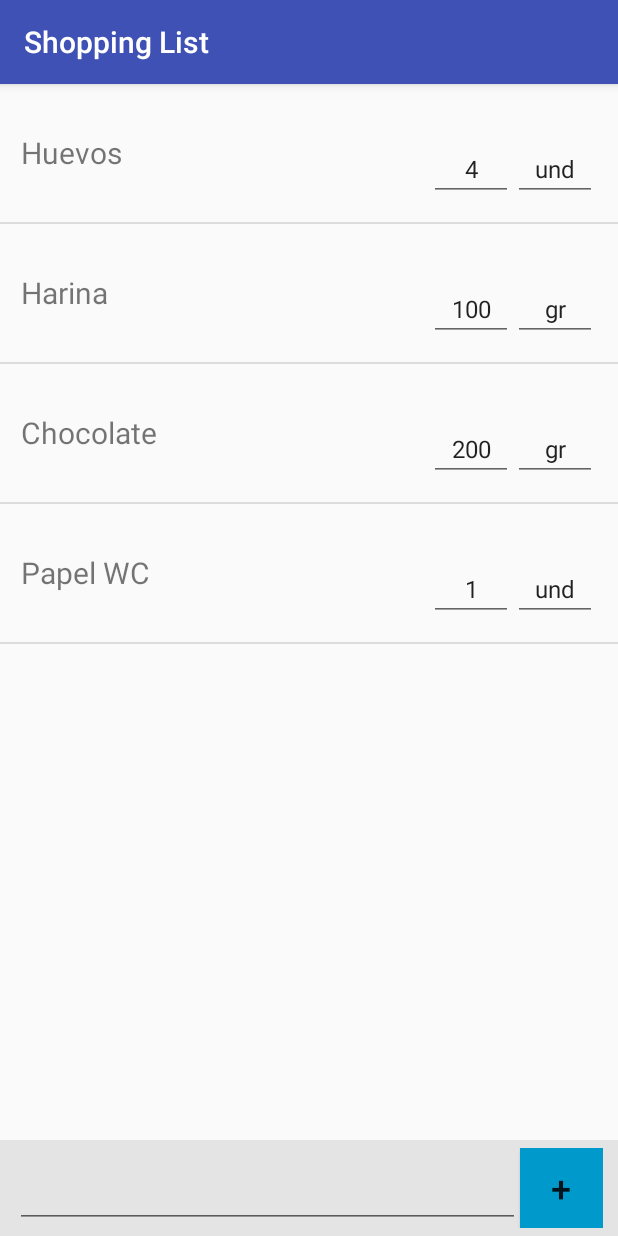
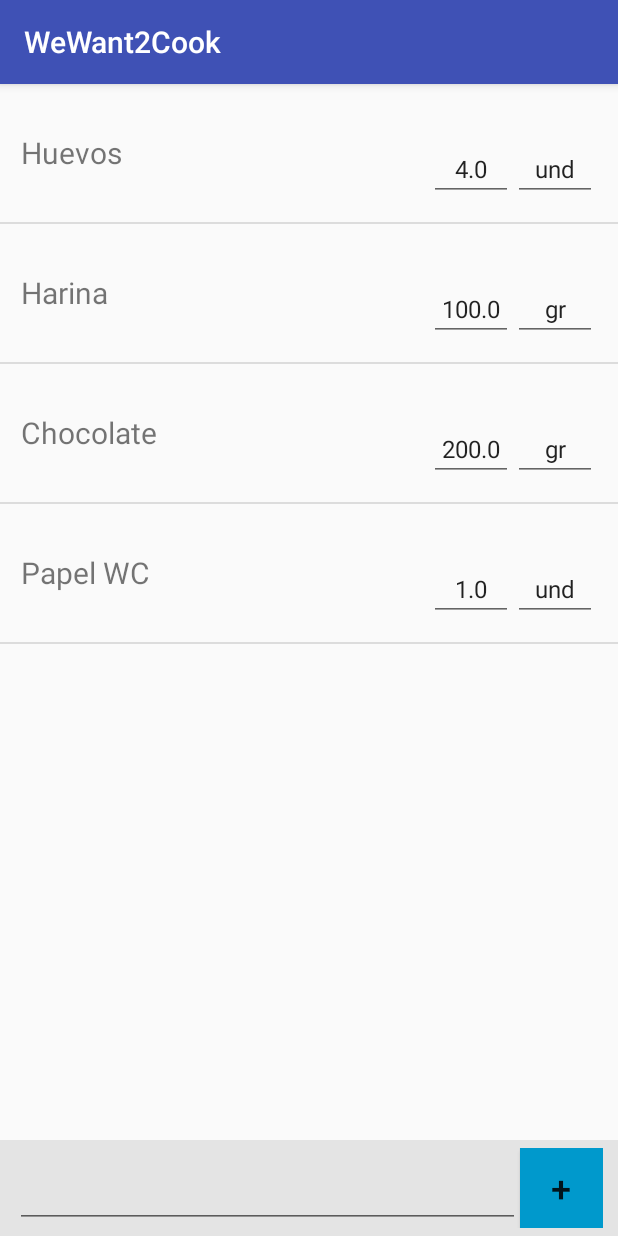
Before and after one commit to jenni-arias/WeWant2Cook, an Android app: the screen it shows after launch (ShoppingListActivity), on a phone screen of 412 x 824 dp. Run offline under Robolectric (Android 15) with nearby library versions, the phone set to English and light mode, and no system bars.

Commit message:
Push correcto con las modificaciones que faltaban.

```diff
--- a/Jenni/app/src/main/AndroidManifest.xml
+++ b/Jenni/app/src/main/AndroidManifest.xml
@@ -11,7 +11,8 @@
         android:theme="@style/AppTheme">
 
         <!-- <activity android:name=".WeWant2CookActivity.ShoppingListActivity"> -->
-        <activity android:name=".ShoppingListActivity">
+        <activity android:name=".ShoppingListActivity"
+            android:label="@string/PreActivity">
             <intent-filter>
                 <action android:name="android.intent.action.MAIN" />
 
@@ -19,6 +20,7 @@
             </intent-filter>
         </activity>
         <activity android:name=".ShoppingItem" />
+
     </application>
 
 </manifest>
--- a/Jenni/app/src/main/java/arias/jenifer/wewant2cook/ShoppingItem.java
+++ b/Jenni/app/src/main/java/arias/jenifer/wewant2cook/ShoppingItem.java
@@ -4,10 +4,10 @@ package arias.jenifer.wewant2cook;
 public class ShoppingItem {
 
     private String nombre;
-    private int cantidad;
+    private float cantidad;
     private String unidades;
 
-    public ShoppingItem(String nombre, int cantidad, String unidades) {
+    public ShoppingItem(String nombre, float cantidad, String unidades) {
         this.nombre = nombre;
         this.cantidad = cantidad;
         this.unidades = unidades;
@@ -21,11 +21,11 @@ public class ShoppingItem {
         this.nombre = text;
     }
 
-    public int getCantidad() {
+    public float getCantidad() {
         return cantidad;
     }
 
-    public void setCantidad(int cantidad) {
+    public void setCantidad(float cantidad) {
         this.cantidad = cantidad;
     }
 
--- a/Jenni/app/src/main/java/arias/jenifer/wewant2cook/ShoppingListActivity.java
+++ b/Jenni/app/src/main/java/arias/jenifer/wewant2cook/ShoppingListActivity.java
@@ -1,9 +1,11 @@
 package arias.jenifer.wewant2cook;
 
 import android.app.AlertDialog;
+import android.content.Context;
 import android.content.DialogInterface;
 import android.support.v7.app.AppCompatActivity;
 import android.os.Bundle;
+import android.util.Log;
 import android.view.KeyEvent;
 import android.view.View;
 import android.widget.AdapterView;
@@ -19,9 +21,14 @@ public class ShoppingListActivity extends AppCompatActivity {
     private ListView shopping_list;
     private Button btn_add;
     private EditText edit_item;
+    private TextView item_nombre;
+
 
     private ArrayList<ShoppingItem> ShoppingList;
     private ShoppingListAdapter shoppinglist_adapter;
+
+    public static Context context;
+
 
     @Override
     protected void onCreate(Bundle savedInstanceState) {
@@ -31,6 +38,7 @@ public class ShoppingListActivity extends AppCompatActivity {
         shopping_list = (ListView) findViewById(R.id.shopping_list);
         btn_add = (Button) findViewById(R.id.btn_add);
         edit_item = (EditText) findViewById(R.id.edit_item);
+        item_nombre =  (TextView) findViewById(R.id.item_nombre);
 
         ShoppingList = new ArrayList<>();
         ShoppingList.add(new ShoppingItem("Huevos", 4, "und"));
@@ -54,7 +62,44 @@ public class ShoppingListActivity extends AppCompatActivity {
 
         shopping_list.setAdapter(shoppinglist_adapter);
 
+     /*   item_nombre.setOnIemLongClickListener(new View.OnLongClickListener() {
+            @Override
+            public boolean onLongClick(View v) {
+                Log.i("jenn", "click");
+               // ShoppingList.remove(item_nombre);
+              //  maybeRemoveItem(pos);
+                return true;
+            }
+        }); */
+
+      /*  shopping_list.setOnItemLongClickListener(new AdapterView.OnItemLongClickListener() {
+            @Override
+            public boolean onItemLongClick(AdapterView<?> list, View item, int pos, long id) {
+                Log.i("jenn", "click");
+                maybeRemoveItem(pos);
+                return true;
+            }
+        });
+*/
     }
+
+  /*  private void maybeRemoveItem(final int pos) {
+        AlertDialog.Builder builder = new AlertDialog.Builder(this);
+        builder.setTitle("Confirmación");
+        String fmt = "Seguro que quieres eliminar este ingrediente?";
+
+        builder.setMessage(String.format(fmt, ShoppingList.get(pos).getNombre()));
+
+        builder.setPositiveButton("Eliminar", new DialogInterface.OnClickListener() {
+            @Override
+            public void onClick(DialogInterface dialogInterface, int i) {
+                ShoppingList.remove(pos);
+                shoppinglist_adapter.notifyDataSetChanged();
+            }
+        });
+        builder.setNegativeButton("Cancelar", null);
+        builder.create().show();
+    } */
 
     private void addItem() {
         String item_text = edit_item.getText().toString();
@@ -65,4 +110,9 @@ public class ShoppingListActivity extends AppCompatActivity {
         }
         shopping_list.smoothScrollToPosition(ShoppingList.size()-1);
     }
+
+    public static Context getAppContext() {
+        return context;
+    }
+
 }
--- a/Jenni/app/src/main/java/arias/jenifer/wewant2cook/ShoppingListAdapter.java
+++ b/Jenni/app/src/main/java/arias/jenifer/wewant2cook/ShoppingListAdapter.java
@@ -1,8 +1,12 @@
 package arias.jenifer.wewant2cook;
 
 import android.content.Context;
+import android.content.DialogInterface;
 import android.support.annotation.NonNull;
 import android.support.annotation.Nullable;
+import android.support.v7.app.AlertDialog;
+import android.util.Log;
+import android.view.KeyEvent;
 import android.view.LayoutInflater;
 import android.view.View;
 import android.view.ViewGroup;
@@ -11,12 +15,14 @@ import android.widget.EditText;
 import android.widget.TextView;
 
 import java.util.List;
+import static java.lang.Float.parseFloat;
 
 /**
  * Created by j.arias.gallego on 09/12/2017.
  */
 
 public class ShoppingListAdapter extends ArrayAdapter<ShoppingItem> {
+
 
     public ShoppingListAdapter (Context context, int resource, List objects) {
         super(context, resource, objects);
@@ -31,15 +37,88 @@ public class ShoppingListAdapter extends ArrayAdapter<ShoppingItem> {
             LayoutInflater inflater = LayoutInflater.from(getContext());
             result = inflater.inflate(R.layout.activity_shopping_item, null);
         }
-        EditText edit_cantidad = result.findViewById(R.id.edit_cantidad);
-        EditText edit_unidades = result.findViewById(R.id.edit_unidades);
-        TextView item_nombre = result.findViewById(R.id.item_nombre);
+        final EditText edit_cantidad = result.findViewById(R.id.edit_cantidad);
+        final EditText edit_unidades = result.findViewById(R.id.edit_unidades);
+        final TextView item_nombre = result.findViewById(R.id.item_nombre);
+        final ShoppingItem item = getItem(position);
 
-        ShoppingItem item = getItem(position);
         item_nombre.setText(item.getNombre());
-        edit_cantidad.setText(String.format("%d", item.getCantidad()));
+        edit_cantidad.setText(Float.toString(item.getCantidad()));
         edit_unidades.setText(item.getUnidades());
+
+        edit_cantidad.setOnEditorActionListener(new TextView.OnEditorActionListener() {
+            @Override
+            public boolean onEditorAction(TextView v, int pos, KeyEvent event) {
+                float cant = parseFloat(edit_cantidad.getText().toString());
+                item.setCantidad(cant);
+                return true;
+            }
+        });
+
+        edit_unidades.setOnEditorActionListener(new TextView.OnEditorActionListener() {
+            @Override
+            public boolean onEditorAction(TextView v, int actionId, KeyEvent event) {
+                String uni = (edit_unidades.getText().toString());
+                item.setUnidades(uni);
+                return true;
+            }
+        });
+
+
+      item_nombre.setOnLongClickListener(new View.OnLongClickListener() {
+          @Override
+          public boolean onLongClick(View v) {
+              Log.e("jenn","longclick clicado");
+              AlertDialog.Builder builder = new AlertDialog.Builder(ShoppingListActivity.getAppContext());
+
+              builder.setMessage("Seguro que quieres eliminar este ingrediente?");
+              builder.setCancelable(true);
+
+              builder.setPositiveButton("Eliminar", new DialogInterface.OnClickListener() {
+                  @Override
+                  public void onClick(DialogInterface dialogInterface, int i) {
+                      remove(item);
+  //                    shoppinglist_adapter.notifyDataSetChanged();
+                  }
+              });
+              builder.setNegativeButton("Cancelar", new DialogInterface.OnClickListener() {
+                  @Override
+                  public void onClick(DialogInterface dialog, int which) {
+                      dialog.cancel();
+                  }
+              });
+              builder.create().show();
+              return true;
+          }
+      });
 
         return result;
     }
+
 }
+   /*     shopping_list.setOnItemLongClickListener(new AdapterView.OnItemLongClickListener() {
+            @Override
+            public boolean onItemLongClick(AdapterView<?> list, View item, int pos, long id) {
+                Log.i("jenn", "click");
+                maybeRemoveItem(pos);
+                return true;
+            }
+        });*/
+
+ /*   private void maybeRemoveItem(final int pos) {
+        AlertDialog.Builder builder = new AlertDialog.Builder(this);
+        builder.setTitle("Confirmación");
+        String fmt = "Seguro que quieres eliminar este ingrediente?";
+
+        builder.setMessage(String.format(fmt, ShoppingList.get(pos).getNombre()));
+
+        builder.setPositiveButton("Eliminar", new DialogInterface.OnClickListener() {
+            @Override
+            public void onClick(DialogInterface dialogInterface, int i) {
+                ShoppingList.remove(pos);
+                shoppinglist_adapter.notifyDataSetChanged();
+            }
+        });
+        builder.setNegativeButton("Cancelar", null);
+        builder.create().show();
+    }*/
--- a/Jenni/app/src/main/res/layout/activity_pre.xml
+++ b/Jenni/app/src/main/res/layout/activity_pre.xml
@@ -5,6 +5,7 @@
     android:layout_width="match_parent"
     android:layout_height="match_parent"
     android:padding="50dp"
+    android:transitionName="WeWant2Cook"
     tools:context="arias.jenifer.wewant2cook.PreActivity">
 
     <TextView
--- a/Jenni/app/src/main/res/layout/activity_shopping_item.xml
+++ b/Jenni/app/src/main/res/layout/activity_shopping_item.xml
@@ -39,8 +39,8 @@
         android:layout_toLeftOf="@+id/edit_unidades"
         android:layout_toStartOf="@+id/edit_unidades"
         android:ems="3"
-        android:inputType="number"
         android:gravity="center_horizontal"
+        android:inputType="text"
         android:text="cantidad"
         android:textSize="16sp" />
 
--- a/Jenni/app/src/main/res/values/strings.xml
+++ b/Jenni/app/src/main/res/values/strings.xml
@@ -1,3 +1,4 @@
 <resources>
-    <string name="app_name">Shopping List</string>
+    <string name="PreActivity">WeWant2Cook</string>
+    <string name="app_name">ShoppingList</string>
 </resources>
```
Also changed, not shown: Jenni/app/src/main/java/arias/jenifer/wewant2cook/PreActivity.java (+13 -0 lines).
